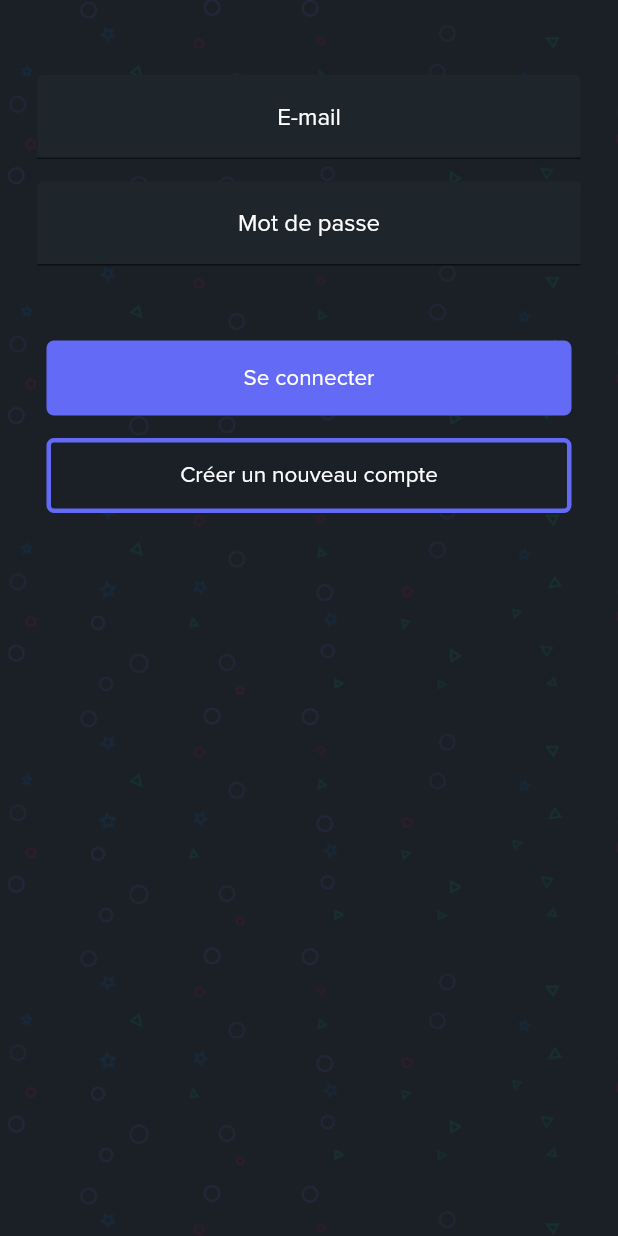
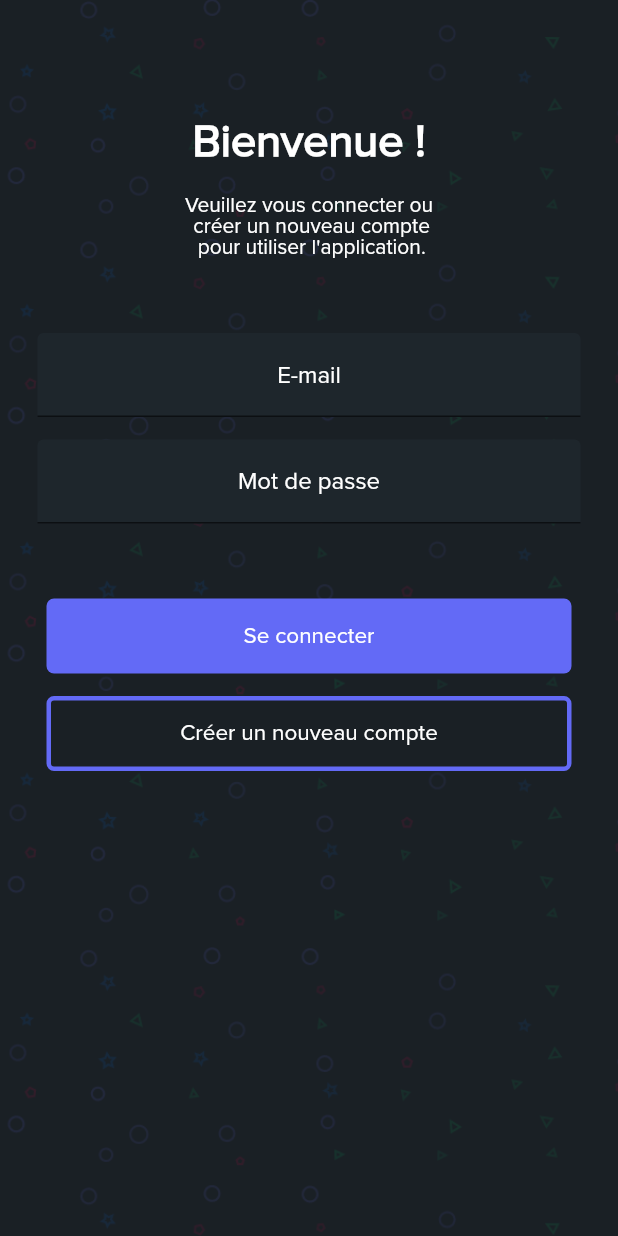
Before and after one commit to adamelz/Projet_Mobile, a Flutter app: the screen it shows after launch, after a tap on "Se connecter", on a phone screen of 412 x 824 dp. Run offline on Flutter 3.47's test engine with Material 2 defaults, Android fonts, the light colour scheme and no system bars; our stand-ins replace firebase_auth, firebase_core, flutter_svg; accounts and stored records are empty; network calls fail.

Commit message:
Remise en place du bienvenue

```diff
--- a/lib/main.dart
+++ b/lib/main.dart
@@ -54,7 +54,7 @@ class _LoginDemoState extends State<LoginDemo> {
     } on FirebaseAuthException catch (e) {
       if (e.code == 'user-not-found') {
         // create user if not found
-       /* UserCredential userCredential =
+        UserCredential userCredential =
         await _auth.createUserWithEmailAndPassword(
           email: email,
           password: password,
@@ -63,7 +63,7 @@ class _LoginDemoState extends State<LoginDemo> {
         Navigator.push(
           context,
           MaterialPageRoute(builder: (_) => HomePage()),
-        );*/
+        );
 
         print('Utilisateur inconnue');
       } else if (e.code == 'wrong-password') {
@@ -85,7 +85,24 @@ class _LoginDemoState extends State<LoginDemo> {
         ),
         child: Column(
           children: <Widget>[
-            // ...
+            Padding(
+              padding: const EdgeInsets.only(top:80.0),
+              child: Center(
+                child: Container(
+                    width: 200,
+                    height: 50,
+                    /*decoration: BoxDecoration(
+                        color: Colors.red,
+                        borderRadius: BorderRadius.circular(50.0)),*/
+                    child: Text('Bienvenue !',textAlign: TextAlign.center,style: TextStyle(fontFamily:'Proxima',fontWeight: FontWeight.bold,fontSize: 30,color: Colors.white),)),
+
+              ),
+            ),
+            Padding(
+              padding: const EdgeInsets.only(),
+              child: Center(
+                  child: Text("Veuillez vous connecter ou\n créer un nouveau compte\n pour utiliser l'application. ",textAlign: TextAlign.center,style: TextStyle(fontFamily:'Proxima',color: Colors.white),)),
+            ),
             SizedBox(height: 50),
             Padding(
               padding: const EdgeInsets.symmetric(horizontal: 25),
```
